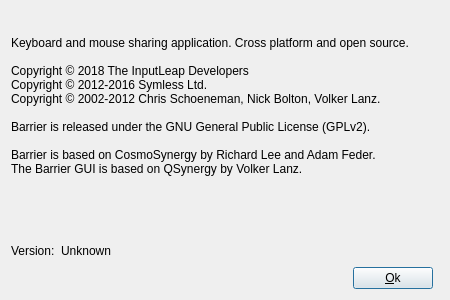
This is src/gui/src/AboutDialogBase.ui in input-leap/input-leap as Qt 5 draws it before an edit. The edited form follows.
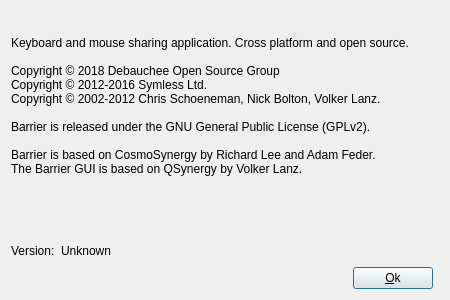
This is the edited form. Icons and pictures are not drawn.

Commit message:
Revert "Continue renaming from Barrier to InputLeap"
This reverts commit b7a476f698e618be8f0e37df575220be1592f6a0.

Copyright notices should be precise and should not be adjusted in
general case.

```diff
--- a/src/gui/src/AboutDialogBase.ui
+++ b/src/gui/src/AboutDialogBase.ui
@@ -52,7 +52,7 @@
      <property name="text">
       <string>&lt;p&gt;
 Keyboard and mouse sharing application. Cross platform and open source.&lt;br /&gt;&lt;br /&gt;
-Copyright © 2018 The InputLeap Developers&lt;br /&gt;
+Copyright © 2018 Debauchee Open Source Group&lt;br /&gt;
 Copyright © 2012-2016 Symless Ltd.&lt;br /&gt;
 Copyright © 2002-2012 Chris Schoeneman, Nick Bolton, Volker Lanz.&lt;br /&gt;&lt;br /&gt;
 Barrier is released under the GNU General Public License (GPLv2).&lt;br /&gt;&lt;br /&gt;
```
The commit also changes 26 other files.
